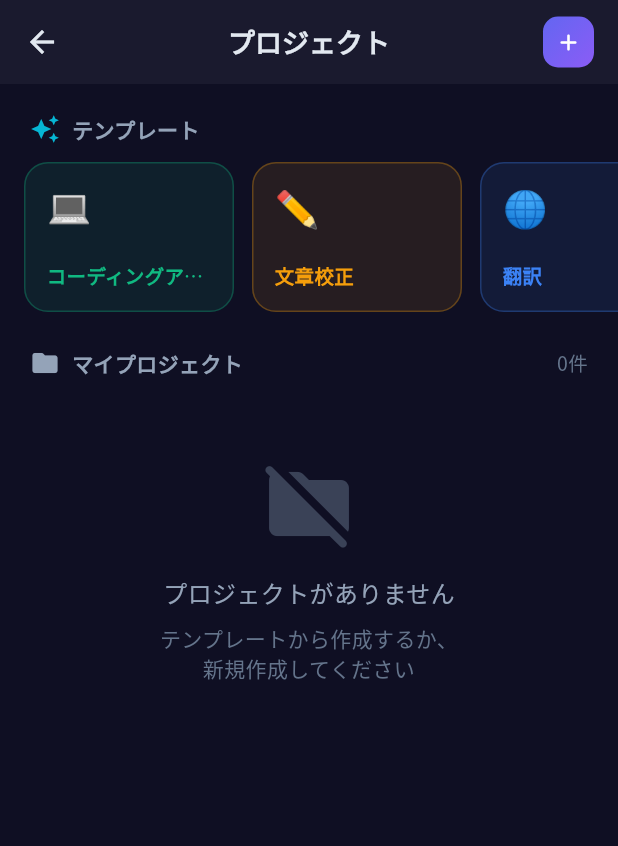
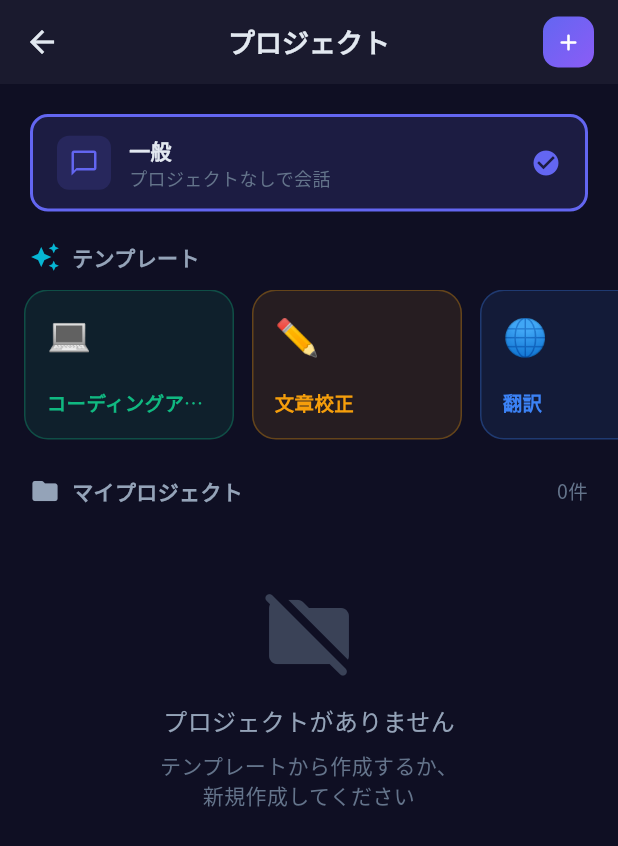
Before and after one commit to t2k2pp/FlutterChatApp3, a Flutter app: the ProjectScreen screen opened directly, on a phone screen of 412 x 824 dp. Shown: the top 846 px of the screen. Run offline on Flutter 3.47's test engine with Material 3 defaults, Android fonts, the phone set to English and light mode, and no system bars; our stand-ins replace flutter_markdown, google_fonts, shared_preferences, webview_flutter; missing offline and left inert: dart:html, dart:ui_web; accounts and stored records are empty; network calls fail.

Commit message:
feat: Add 'General' option to deselect project

```diff
--- a/lib/screens/project_screen.dart
+++ b/lib/screens/project_screen.dart
@@ -98,8 +98,87 @@ class ProjectScreen extends StatelessWidget {
     return Column(
       crossAxisAlignment: CrossAxisAlignment.start,
       children: [
+        // 「一般」に戻すボタン
+        Consumer<ProjectProvider>(
+          builder: (context, provider, _) {
+            final isGeneral = provider.currentProject == null;
+            return Padding(
+              padding: const EdgeInsets.fromLTRB(20, 20, 20, 12),
+              child: Material(
+                color: Colors.transparent,
+                child: InkWell(
+                  onTap: isGeneral ? null : () {
+                    provider.selectProject(null);
+                    Navigator.pop(context);
+                  },
+                  borderRadius: BorderRadius.circular(12),
+                  child: Container(
+                    padding: const EdgeInsets.symmetric(horizontal: 16, vertical: 12),
+                    decoration: BoxDecoration(
+                      color: isGeneral
+                          ? AppTheme.primaryColor.withValues(alpha: 0.15)
+                          : AppTheme.darkCard,
+                      borderRadius: BorderRadius.circular(12),
+                      border: Border.all(
+                        color: isGeneral
+                            ? AppTheme.primaryColor
+                            : AppTheme.darkBorder,
+                        width: isGeneral ? 2 : 1,
+                      ),
+                    ),
+                    child: Row(
+                      children: [
+                        Container(
+                          padding: const EdgeInsets.all(8),
+                          decoration: BoxDecoration(
+                            color: AppTheme.primaryColor.withValues(alpha: 0.15),
+                            borderRadius: BorderRadius.circular(8),
+                          ),
+                          child: const Icon(
+                            Icons.chat_bubble_outline,
+                            color: AppTheme.primaryColor,
+                            size: 20,
+                          ),
+                        ),
+                        const SizedBox(width: 12),
+                        Expanded(
+                          child: Column(
+                            crossAxisAlignment: CrossAxisAlignment.start,
+                            children: [
+                              Text(
+                                '一般',
+                                style: TextStyle(
+                                  color: AppTheme.textPrimary,
+                                  fontSize: 14,
+                                  fontWeight: FontWeight.w600,
+                                ),
+                              ),
+                              Text(
+                                'プロジェクトなしで会話',
+                                style: TextStyle(
+                                  color: AppTheme.textMuted,
+                                  fontSize: 12,
+                                ),
+                              ),
+                            ],
+                          ),
+                        ),
+                        if (isGeneral)
+                          Icon(
+                            Icons.check_circle,
+                            color: AppTheme.primaryColor,
+                            size: 20,
+                          ),
+                      ],
+                    ),
+                  ),
+                ),
+              ),
+            );
+          },
+        ),
         Padding(
-          padding: const EdgeInsets.fromLTRB(20, 20, 20, 12),
+          padding: const EdgeInsets.fromLTRB(20, 8, 20, 12),
           child: Row(
             children: [
               Icon(Icons.auto_awesome, color: AppTheme.accentColor, size: 20),
```
